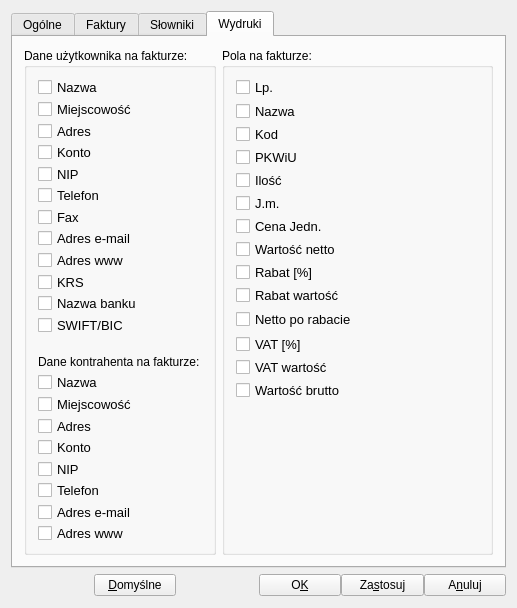
Qt form ui/Setting.ui (juliagoda/qfaktury) before a commit.
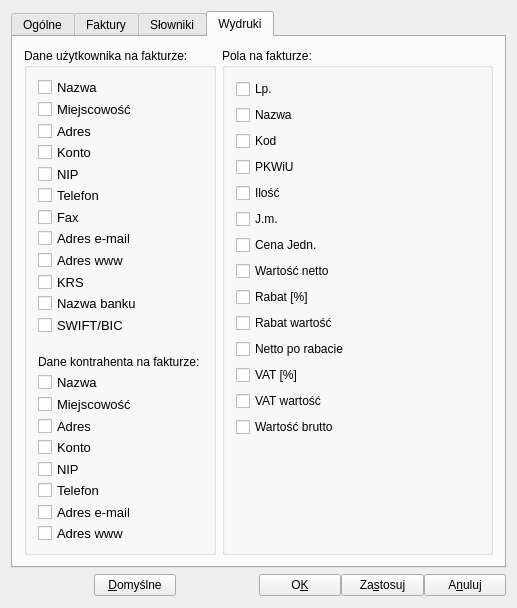
The same form after that commit.

Commit message: Consistent font sizes in config. Removed max size for labels.

```diff
--- a/ui/Setting.ui
+++ b/ui/Setting.ui
@@ -1769,17 +1769,6 @@
                   <height>0</height>
                  </size>
                 </property>
-                <property name="maximumSize">
-                 <size>
-                  <width>32767</width>
-                  <height>17</height>
-                 </size>
-                </property>
-                <property name="font">
-                 <font>
-                  <pointsize>10</pointsize>
-                 </font>
-                </property>
                 <property name="text">
                  <string>Lp.</string>
                 </property>
@@ -1813,17 +1802,6 @@
                   <height>0</height>
                  </size>
                 </property>
-                <property name="maximumSize">
-                 <size>
-                  <width>32767</width>
-                  <height>17</height>
-                 </size>
-                </property>
-                <property name="font">
-                 <font>
-                  <pointsize>10</pointsize>
-                 </font>
-                </property>
                 <property name="text">
                  <string>Nazwa</string>
                 </property>
@@ -1857,17 +1835,6 @@
                   <height>0</height>
                  </size>
                 </property>
-                <property name="maximumSize">
-                 <size>
-                  <width>32767</width>
-                  <height>17</height>
-                 </size>
-                </property>
-                <property name="font">
-                 <font>
-                  <pointsize>10</pointsize>
-                 </font>
-                </property>
                 <property name="text">
                  <string>Kod</string>
                 </property>
@@ -1901,17 +1868,6 @@
                   <height>0</height>
                  </size>
                 </property>
-                <property name="maximumSize">
-                 <size>
-                  <width>32767</width>
-                  <height>17</height>
-                 </size>
-                </property>
-                <property name="font">
-                 <font>
-                  <pointsize>10</pointsize>
-                 </font>
-                </property>
                 <property name="text">
                  <string>PKWiU</string>
                 </property>
@@ -1945,17 +1901,6 @@
                   <height>0</height>
                  </size>
                 </property>
-                <property name="maximumSize">
-                 <size>
-                  <width>32767</width>
-                  <height>17</height>
-                 </size>
-                </property>
-                <property name="font">
-                 <font>
-                  <pointsize>10</pointsize>
-                 </font>
-                </property>
                 <property name="text">
                  <string>Ilość</string>
                 </property>
@@ -1989,17 +1934,6 @@
                   <height>0</height>
                  </size>
                 </property>
-                <property name="maximumSize">
-                 <size>
-                  <width>32767</width>
-                  <height>17</height>
-                 </size>
-                </property>
-                <property name="font">
-                 <font>
-                  <pointsize>10</pointsize>
-                 </font>
-                </property>
                 <property name="text">
                  <string>J.m.</string>
                 </property>
@@ -2033,17 +1967,6 @@
                   <height>0</height>
                  </size>
                 </property>
-                <property name="maximumSize">
-                 <size>
-                  <width>32767</width>
-                  <height>17</height>
-                 </size>
-                </property>
-                <property name="font">
-                 <font>
-                  <pointsize>10</pointsize>
-                 </font>
-                </property>
                 <property name="text">
                  <string>Cena Jedn.</string>
                 </property>
@@ -2077,17 +2000,6 @@
                   <height>0</height>
                  </size>
                 </property>
-                <property name="maximumSize">
-                 <size>
-                  <width>32767</width>
-                  <height>17</height>
-                 </size>
-                </property>
-                <property name="font">
-                 <font>
-                  <pointsize>10</pointsize>
-                 </font>
-                </property>
                 <property name="text">
                  <string>Wartość netto</string>
                 </property>
@@ -2121,17 +2033,6 @@
                   <height>0</height>
                  </size>
                 </property>
-                <property name="maximumSize">
-                 <size>
-                  <width>32767</width>
-                  <height>17</height>
-                 </size>
-                </property>
-                <property name="font">
-                 <font>
-                  <pointsize>10</pointsize>
-                 </font>
-                </property>
                 <property name="text">
                  <string>Rabat [%]</string>
                 </property>
@@ -2165,17 +2066,6 @@
                   <height>0</height>
                  </size>
                 </property>
-                <property name="maximumSize">
-                 <size>
-                  <width>32767</width>
-                  <height>17</height>
-                 </size>
-                </property>
-                <property name="font">
-                 <font>
-                  <pointsize>10</pointsize>
-                 </font>
-                </property>
                 <property name="text">
                  <string>Rabat wartość</string>
                 </property>
@@ -2209,17 +2099,6 @@
                   <height>0</height>
                  </size>
                 </property>
-                <property name="maximumSize">
-                 <size>
-                  <width>32767</width>
-                  <height>17</height>
-                 </size>
-                </property>
-                <property name="font">
-                 <font>
-                  <pointsize>10</pointsize>
-                 </font>
-                </property>
                 <property name="text">
                  <string>Netto po rabacie</string>
                 </property>
@@ -2253,17 +2132,6 @@
                   <height>0</height>
                  </size>
                 </property>
-                <property name="maximumSize">
-                 <size>
-                  <width>32767</width>
-                  <height>17</height>
-                 </size>
-                </property>
-                <property name="font">
-                 <font>
-                  <pointsize>10</pointsize>
-                 </font>
-                </property>
                 <property name="text">
                  <string>VAT [%]</string>
                 </property>
@@ -2297,17 +2165,6 @@
                   <height>0</height>
                  </size>
                 </property>
-                <property name="maximumSize">
-                 <size>
-                  <width>32767</width>
-                  <height>17</height>
-                 </size>
-                </property>
-                <property name="font">
-                 <font>
-                  <pointsize>10</pointsize>
-                 </font>
-                </property>
                 <property name="text">
                  <string>VAT wartość</string>
                 </property>
@@ -2341,17 +2198,6 @@
                   <height>0</height>
                  </size>
                 </property>
-                <property name="maximumSize">
-                 <size>
-                  <width>32767</width>
-                  <height>17</height>
-                 </size>
-                </property>
-                <property name="font">
-                 <font>
-                  <pointsize>10</pointsize>
-                 </font>
-                </property>
                 <property name="text">
                  <string>Wartość brutto</string>
                 </property>
```
